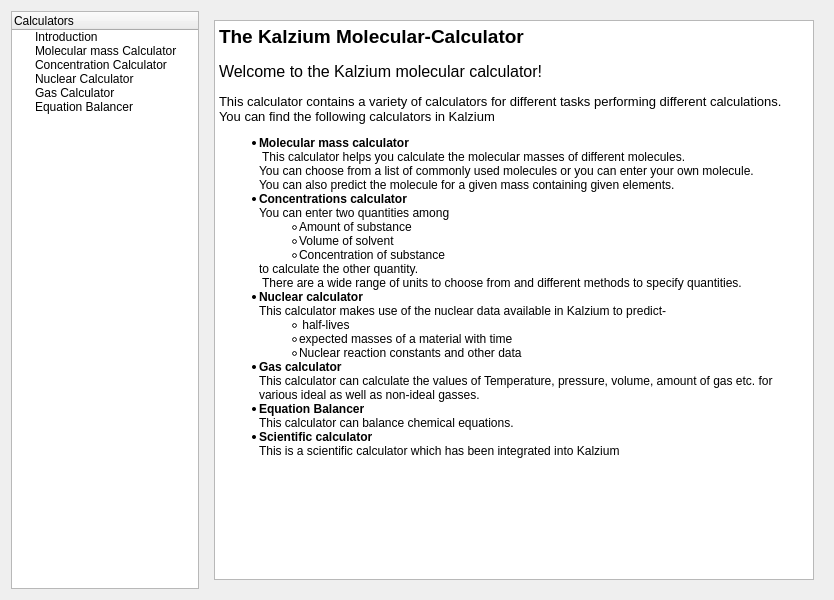
Before: the Qt Designer form src/calculator/calculator.ui in KDE/kalzium, drawn with Qt 5.
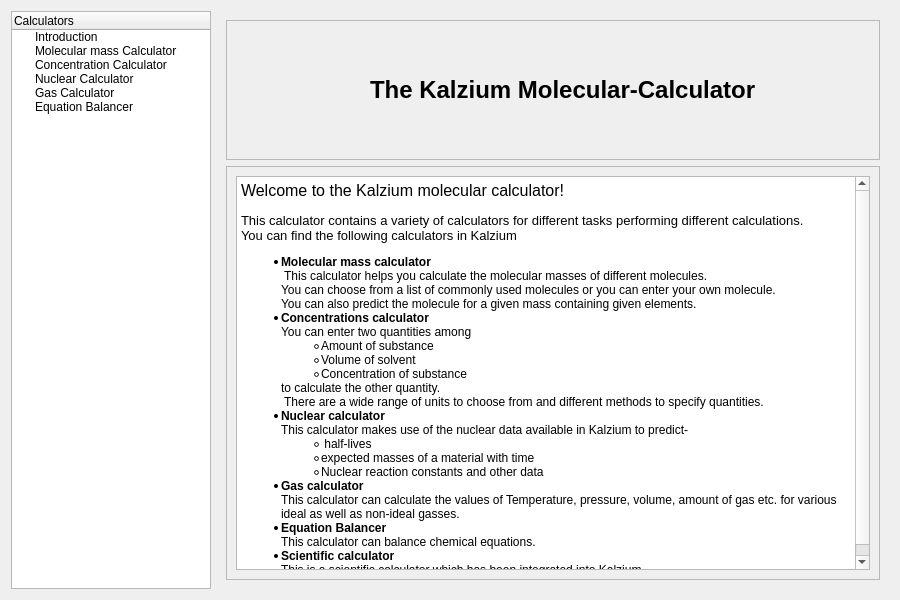
After: the same form once the commit is applied. Custom widgets are drawn as their Qt base class.

The edit to the form file:
```diff
--- a/src/calculator/calculator.ui
+++ b/src/calculator/calculator.ui
@@ -6,18 +6,18 @@
    <rect>
     <x>0</x>
     <y>0</y>
-    <width>834</width>
+    <width>900</width>
     <height>600</height>
    </rect>
   </property>
   <property name="minimumSize">
    <size>
-    <width>700</width>
+    <width>900</width>
     <height>600</height>
    </size>
   </property>
-  <layout class="QGridLayout" name="gridLayout">
-   <item row="0" column="0">
+  <layout class="QHBoxLayout" name="horizontalLayout_3">
+   <item>
     <widget class="QTreeWidget" name="tree">
      <property name="minimumSize">
       <size>
@@ -68,28 +68,102 @@
      </item>
     </widget>
    </item>
-   <item row="0" column="1">
+   <item>
     <widget class="QStackedWidget" name="stack">
      <widget class="QWidget" name="intro">
       <layout class="QVBoxLayout" name="verticalLayout">
        <item>
-        <widget class="KTextEdit" name="ktextedit">
-         <property name="minimumSize">
+        <widget class="QFrame" name="frame">
+         <property name="maximumSize">
           <size>
-           <width>600</width>
-           <height>0</height>
+           <width>16777215</width>
+           <height>140</height>
           </size>
          </property>
-         <property name="readOnly">
-          <bool>true</bool>
+         <property name="frameShape">
+          <enum>QFrame::StyledPanel</enum>
          </property>
-         <property name="html">
-          <string>&lt;!DOCTYPE HTML PUBLIC &quot;-//W3C//DTD HTML 4.0//EN&quot; &quot;http://www.w3.org/TR/REC-html40/strict.dtd&quot;&gt;
+         <property name="frameShadow">
+          <enum>QFrame::Raised</enum>
+         </property>
+         <layout class="QHBoxLayout" name="horizontalLayout">
+          <item>
+           <widget class="QLabel" name="pic">
+            <property name="minimumSize">
+             <size>
+              <width>128</width>
+              <height>128</height>
+             </size>
+            </property>
+            <property name="maximumSize">
+             <size>
+              <width>128</width>
+              <height>128</height>
+             </size>
+            </property>
+            <property name="text">
+             <string/>
+            </property>
+           </widget>
+          </item>
+          <item>
+           <widget class="QLabel" name="label">
+            <property name="maximumSize">
+             <size>
+              <width>16777215</width>
+              <height>140</height>
+             </size>
+            </property>
+            <property name="text">
+             <string>&lt;!DOCTYPE HTML PUBLIC &quot;-//W3C//DTD HTML 4.0//EN&quot; &quot;http://www.w3.org/TR/REC-html40/strict.dtd&quot;&gt;
 &lt;html&gt;&lt;head&gt;&lt;meta name=&quot;qrichtext&quot; content=&quot;1&quot; /&gt;&lt;style type=&quot;text/css&quot;&gt;
 p, li { white-space: pre-wrap; }
 &lt;/style&gt;&lt;/head&gt;&lt;body style=&quot; font-family:'DejaVu Sans'; font-size:9pt; font-weight:400; font-style:normal;&quot;&gt;
-&lt;p style=&quot; margin-top:0px; margin-bottom:0px; margin-left:0px; margin-right:0px; -qt-block-indent:0; text-indent:0px;&quot;&gt;&lt;span style=&quot; font-size:14pt; font-weight:600;&quot;&gt;The Kalzium Molecular-Calculator&lt;/span&gt;&lt;/p&gt;
-&lt;p style=&quot;-qt-paragraph-type:empty; margin-top:0px; margin-bottom:0px; margin-left:0px; margin-right:0px; -qt-block-indent:0; text-indent:0px;&quot;&gt;&lt;/p&gt;
+&lt;p style=&quot; margin-top:0px; margin-bottom:0px; margin-left:0px; margin-right:0px; -qt-block-indent:0; text-indent:0px;&quot;&gt;&lt;span style=&quot; font-size:18pt; font-weight:600;&quot;&gt;The Kalzium Molecular-Calculator&lt;/span&gt;&lt;/p&gt;&lt;/body&gt;&lt;/html&gt;</string>
+            </property>
+           </widget>
+          </item>
+          <item>
+           <spacer name="horizontalSpacer">
+            <property name="orientation">
+             <enum>Qt::Horizontal</enum>
+            </property>
+            <property name="sizeHint" stdset="0">
+             <size>
+              <width>40</width>
+              <height>20</height>
+             </size>
+            </property>
+           </spacer>
+          </item>
+         </layout>
+        </widget>
+       </item>
+       <item>
+        <widget class="QFrame" name="frame_2">
+         <property name="frameShape">
+          <enum>QFrame::StyledPanel</enum>
+         </property>
+         <property name="frameShadow">
+          <enum>QFrame::Raised</enum>
+         </property>
+         <layout class="QHBoxLayout" name="horizontalLayout_2">
+          <item>
+           <widget class="KTextEdit" name="ktextedit">
+            <property name="minimumSize">
+             <size>
+              <width>600</width>
+              <height>0</height>
+             </size>
+            </property>
+            <property name="readOnly">
+             <bool>true</bool>
+            </property>
+            <property name="html">
+             <string>&lt;!DOCTYPE HTML PUBLIC &quot;-//W3C//DTD HTML 4.0//EN&quot; &quot;http://www.w3.org/TR/REC-html40/strict.dtd&quot;&gt;
+&lt;html&gt;&lt;head&gt;&lt;meta name=&quot;qrichtext&quot; content=&quot;1&quot; /&gt;&lt;style type=&quot;text/css&quot;&gt;
+p, li { white-space: pre-wrap; }
+&lt;/style&gt;&lt;/head&gt;&lt;body style=&quot; font-family:'DejaVu Sans'; font-size:9pt; font-weight:400; font-style:normal;&quot;&gt;
 &lt;p style=&quot; margin-top:0px; margin-bottom:0px; margin-left:0px; margin-right:0px; -qt-block-indent:0; text-indent:0px;&quot;&gt;&lt;span style=&quot; font-size:12pt;&quot;&gt;Welcome to the Kalzium molecular calculator!&lt;br /&gt;&lt;/span&gt;&lt;/p&gt;
 &lt;p style=&quot; margin-top:0px; margin-bottom:0px; margin-left:0px; margin-right:0px; -qt-block-indent:0; text-indent:0px;&quot;&gt;&lt;span style=&quot; font-size:10pt;&quot;&gt;This calculator contains a variety of calculators for different tasks performing different calculations.&lt;/span&gt;&lt;/p&gt;
 &lt;p style=&quot; margin-top:0px; margin-bottom:0px; margin-left:0px; margin-right:0px; -qt-block-indent:0; text-indent:0px;&quot;&gt;&lt;span style=&quot; font-size:10pt;&quot;&gt;You can find the following calculators in Kalzium&lt;/span&gt;&lt;/p&gt;
@@ -106,10 +180,11 @@
 &lt;li style=&quot; margin-top:0px; margin-bottom:0px; margin-left:0px; margin-right:0px; -qt-block-indent:0; text-indent:0px;&quot;&gt;&lt;span style=&quot; font-weight:600;&quot;&gt;Gas calculator&lt;br /&gt;&lt;/span&gt;This calculator can calculate the values of Temperature, pressure, volume, amount of gas etc. for various ideal as well as non-ideal gasses.&lt;/li&gt;
 &lt;li style=&quot; margin-top:0px; margin-bottom:0px; margin-left:0px; margin-right:0px; -qt-block-indent:0; text-indent:0px;&quot;&gt;&lt;span style=&quot; font-weight:600;&quot;&gt;Equation Balancer&lt;/span&gt;&lt;/li&gt;
 &lt;p style=&quot; margin-top:0px; margin-bottom:0px; margin-left:0px; margin-right:0px; -qt-block-indent:1; text-indent:0px;&quot;&gt;This calculator can balance chemical equations.&lt;/p&gt;
-&lt;li style=&quot; margin-top:0px; margin-bottom:12px; margin-left:0px; margin-right:0px; -qt-block-indent:0; text-indent:0px;&quot;&gt;&lt;span style=&quot; font-weight:600;&quot;&gt;Scientific calculator&lt;br /&gt;&lt;/span&gt;This is a scientific calculator which has been integrated into Kalzium&lt;/li&gt;&lt;/ul&gt;
-&lt;p style=&quot;-qt-paragraph-type:empty; margin-top:0px; margin-bottom:0px; margin-left:0px; margin-right:0px; -qt-block-indent:1; text-indent:0px;&quot;&gt;&lt;/p&gt;
-&lt;p style=&quot;-qt-paragraph-type:empty; margin-top:0px; margin-bottom:0px; margin-left:0px; margin-right:0px; -qt-block-indent:0; text-indent:0px; font-size:12pt;&quot;&gt;&lt;/p&gt;&lt;/body&gt;&lt;/html&gt;</string>
-         </property>
+&lt;li style=&quot; margin-top:0px; margin-bottom:12px; margin-left:0px; margin-right:0px; -qt-block-indent:0; text-indent:0px;&quot;&gt;&lt;span style=&quot; font-weight:600;&quot;&gt;Scientific calculator&lt;br /&gt;&lt;/span&gt;This is a scientific calculator which has been integrated into Kalzium&lt;/li&gt;&lt;/ul&gt;&lt;/body&gt;&lt;/html&gt;</string>
+            </property>
+           </widget>
+          </item>
+         </layout>
         </widget>
        </item>
       </layout>
```
